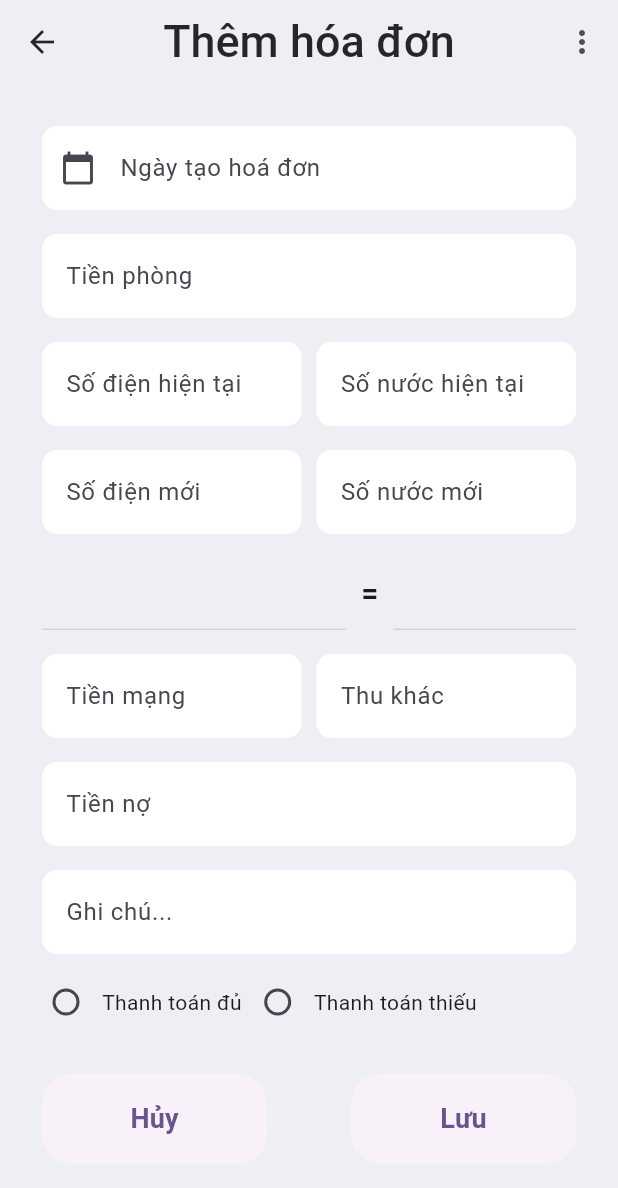
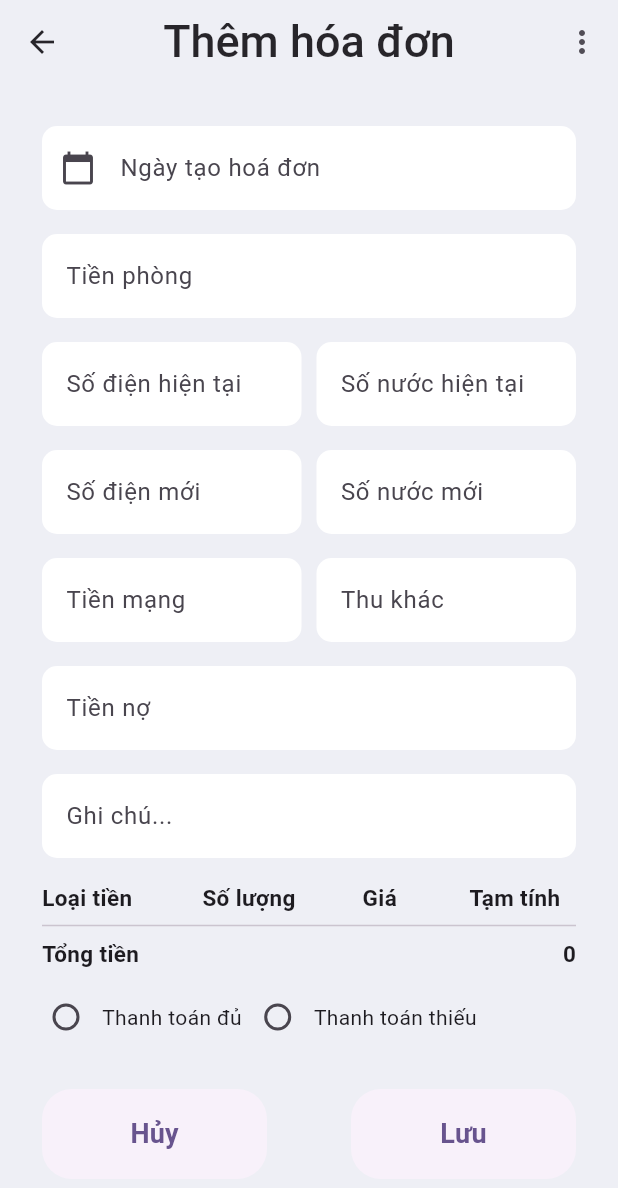
Before and after one commit to nguyenvuhoanghoa95/Room_Manager, a Flutter app: the InvoiceCreatePage screen opened by its route, on a phone screen of 412 x 824 dp. Shown: the top 1188 px of the screen. Run offline on Flutter 3.47's test engine with Material 3 defaults, Android fonts, the phone set to English and light mode, and no system bars; our stand-ins replace hive, hive_flutter; accounts and stored records are empty.

Commit message:
11/05/2024 Commit
- Add more logic of invoice pages

```diff
--- a/lib/screens/invoice_create_page.dart
+++ b/lib/screens/invoice_create_page.dart
@@ -1,8 +1,11 @@
+import 'package:flutter/cupertino.dart';
 import 'package:flutter/material.dart';
 import 'package:flutter/services.dart';
+import 'package:flutter/widgets.dart';
 import 'package:room_manager/constants/colors.dart';
 import 'package:room_manager/model/invoice.dart';
 import 'package:room_manager/model/room.dart';
+import 'package:room_manager/util/invoice_helper.dart';
 import 'package:room_manager/widgets/appbar/invoice_appbar.dart';
 import 'package:room_manager/widgets/dialog/note_dialog.dart';
 
@@ -17,12 +20,26 @@ class _InvoiceCreatePage extends State<InvoiceCreatePage> {
   Room? room;
   Invoice? invoice;
   final _formKey = GlobalKey<FormState>();
+  //Helper
+  var helper = InvoiceHelper();
+
+  //Field data
   String currentPayment = '';
   String note = '';
   String crrElecNum = '';
   String crrWarNum = '';
   String newElecNum = '';
   String newWarNum = '';
+  String roomAmount = '';
+  String internetAmount = '';
+  String ownAmount = '';
+  String anotherAmount = '';
+  int electricityConsumed = 0;
+  int warterConsumed = 0;
+  int totalAmount = 0;
+  List costList = [];
+
+  //Controller
   TextEditingController? _dateController;
   TextEditingController? _amoutController;
   TextEditingController? _crrElecNumController;
@@ -30,7 +47,6 @@ class _InvoiceCreatePage extends State<InvoiceCreatePage> {
   TextEditingController? _newElecNumController;
   TextEditingController? _newWarNumController;
   TextEditingController? _calculationController;
-  TextEditingController? _resultController;
   TextEditingController? _netAmountController;
   TextEditingController? _diffAmountController;
   TextEditingController? _ownAmountController;
@@ -81,24 +97,26 @@ class _InvoiceCreatePage extends State<InvoiceCreatePage> {
 
   onEdit() {
     _calculationController = TextEditingController();
-    _resultController = TextEditingController();
     _calculationController?.text = "";
-
     if (crrElecNum != "" &&
         crrWarNum != "" &&
         newElecNum != "" &&
         newWarNum != "") {
-      int electricityConsumed = int.parse(newElecNum) -
-          int.parse(crrElecNum);
-      int warterConsumed = int.parse(newWarNum) -
-          int.parse(crrWarNum);
       setState(() {
-        _calculationController?.text =
-            "Số điện đã sử dụng : $electricityConsumed \n"
-            "Số nước đã sử dụng : $warterConsumed \n";
-        _resultController?.text =
-            "Tiền điện là : ${electricityConsumed * 3500} \n"
-            "Tiền nước là : ${warterConsumed * 17000}";
+        totalAmount = helper.caculateCostOfElecAndWater(
+            crrElecNum,
+            crrWarNum,
+            newElecNum,
+            newWarNum,
+            electricityConsumed,
+            warterConsumed,
+            room!,
+            costList);
+      });
+    } else {
+      setState(() {
+        costList = [];
+        totalAmount = 0;
       });
     }
   }
@@ -276,49 +294,6 @@ class _InvoiceCreatePage extends State<InvoiceCreatePage> {
                     ],
                   ),
                 ),
-                Visibility(
-                  child: Padding(
-                    padding: const EdgeInsets.all(8.0),
-                    child: Row(
-                      mainAxisAlignment: MainAxisAlignment.spaceEvenly,
-                      children: [
-                        Expanded(
-                          flex: 5,
-                          child: TextFormField(
-                              maxLines: null,
-                              controller: _calculationController,
-                              enabled: false,
-                              keyboardType: TextInputType.number,
-                              inputFormatters: [
-                                FilteringTextInputFormatter.digitsOnly
-                              ]),
-                        ),
-                        const SizedBox(
-                          width: 10,
-                        ),
-                        const Text(
-                          "=",
-                          style: TextStyle(
-                              fontSize: 20, fontWeight: FontWeight.bold),
-                        ),
-                        const SizedBox(
-                          width: 10,
-                        ),
-                        Expanded(
-                          flex: 3,
-                          child: TextFormField(
-                              maxLines: null,
-                              controller: _resultController,
-                              enabled: false,
-                              keyboardType: TextInputType.number,
-                              inputFormatters: [
-                                FilteringTextInputFormatter.digitsOnly
-                              ]),
-                        ),
-                      ],
-                    ),
-                  ),
-                ),
                 Padding(
                   padding: const EdgeInsets.all(8.0),
                   child: Row(
@@ -399,6 +374,85 @@ class _InvoiceCreatePage extends State<InvoiceCreatePage> {
                       border: OutlineInputBorder(
                         borderRadius: BorderRadius.circular(10.0),
                         borderSide: BorderSide.none,
+                      ),
+                    ),
+                  ),
+                ),
+                Visibility(
+                  child: Padding(
+                    padding: const EdgeInsets.all(8.0),
+                    child: SingleChildScrollView(
+                      child: Column(
+                        children: [
+                          const Row(
+                            crossAxisAlignment: CrossAxisAlignment.center,
+                            children: [
+                              Expanded(
+                                flex: 3,
+                                child: Text(
+                                  "Loại tiền",
+                                  style: TextStyle(
+                                      fontSize: 15,
+                                      fontWeight: FontWeight.bold),
+                                ),
+                              ),
+                              Expanded(
+                                flex: 3,
+                                child: Text(
+                                  "Số lượng",
+                                  style: TextStyle(
+                                      fontSize: 15,
+                                      fontWeight: FontWeight.bold),
+                                ),
+                              ),
+                              Expanded(
+                                flex: 2,
+                                child: Text(
+                                  "Giá",
+                                  style: TextStyle(
+                                      fontSize: 15,
+                                      fontWeight: FontWeight.bold),
+                                ),
+                              ),
+                              Expanded(
+                                flex: 2,
+                                child: Text(
+                                  "Tạm tính",
+                                  style: TextStyle(
+                                      fontSize: 15,
+                                      fontWeight: FontWeight.bold),
+                                ),
+                              ),
+                            ],
+                          ),
+                          ListView.builder(
+                            shrinkWrap: true,
+                            physics: const NeverScrollableScrollPhysics(),
+                            itemCount: costList.length,
+                            itemBuilder: (context, index) {
+                              return amountRow(costList[index][0],
+                                  costList[index][1], costList[index][2]);
+                            },
+                          ),
+                          const Divider(),
+                          Row(
+                            mainAxisAlignment: MainAxisAlignment.spaceBetween,
+                            crossAxisAlignment: CrossAxisAlignment.end,
+                            children: [
+                              const Text(
+                                "Tổng tiền",
+                                style: TextStyle(
+                                    fontSize: 15, fontWeight: FontWeight.bold),
+                              ),
+                                                 Text(
+                              "$totalAmount",
+                              style: const TextStyle(
+                                  fontSize: 15,
+                                  fontWeight: FontWeight.bold),
+                                                 ),
+                            ],
+                          ),
+                        ],
                       ),
                     ),
                   ),
@@ -535,4 +589,53 @@ class _InvoiceCreatePage extends State<InvoiceCreatePage> {
       ),
     );
   }
+
+  Widget amountRow(String currency, int quantity, int amount) {
+    return Column(
+      children: [
+        const Divider(),
+        Row(
+          crossAxisAlignment: CrossAxisAlignment.center,
+          children: [
+            Expanded(
+              flex: 3,
+              child: Text(
+                currency,
+                style: const TextStyle(
+                  fontSize: 15,
+                ),
+              ),
+            ),
+            Expanded(
+              flex: 3,
+              child: Text(
+                '$quantity',
+                style: const TextStyle(
+                  fontSize: 15,
+                ),
+              ),
+            ),
+            Expanded(
+              flex: 2,
+              child: Text(
+                '$amount',
+                style: const TextStyle(
+                  fontSize: 15,
+                ),
+              ),
+            ),
+            Expanded(
+              flex: 2,
+              child: Text(
+                '${quantity * amount}',
+                style: const TextStyle(
+                  fontSize: 15,
+                ),
+              ),
+            ),
+          ],
+        ),
+      ],
+    );
   }
+}
--- /dev/null
+++ b/lib/util/invoice_helper.dart
@@ -0,0 +1,22 @@
+import 'package:room_manager/database/database_setting.dart';
+import 'package:room_manager/model/house.dart';
+import 'package:room_manager/model/room.dart';
+
+class InvoiceHelper {
+ House? house;
+
+  caculateCostOfElecAndWater(String crrElecNum , String crrWarNum , String newElecNum, String newWarNum , int electricityConsumed , int warterConsumed, Room room , List costList){
+      electricityConsumed = int.parse(newElecNum) - int.parse(crrElecNum);
+      warterConsumed = int.parse(newWarNum) - int.parse(crrWarNum);
+
+      //get electric and water cost
+      house = houseBox.values.where((house) => house.rooms.indexOf(room) == 0).first;
+      if(house != null){
+        costList.add(["Tiền điện", electricityConsumed, house?.electricityPrice]);
+        costList.add(["Tiền nước", warterConsumed, house?.waterPrice]);
+        return (electricityConsumed * house!.electricityPrice) + (warterConsumed * house!.waterPrice);
+      }
+      return 0;
+  }
+
+}
```
Lines whose indentation alone changed are shown as unchanged.
